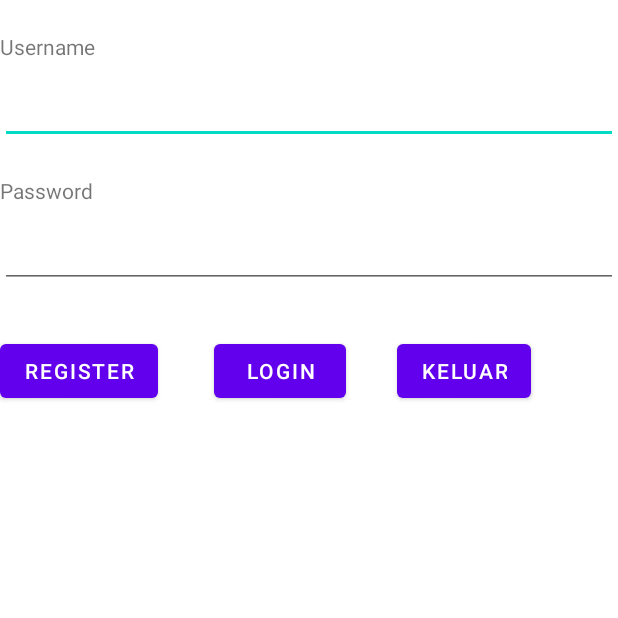
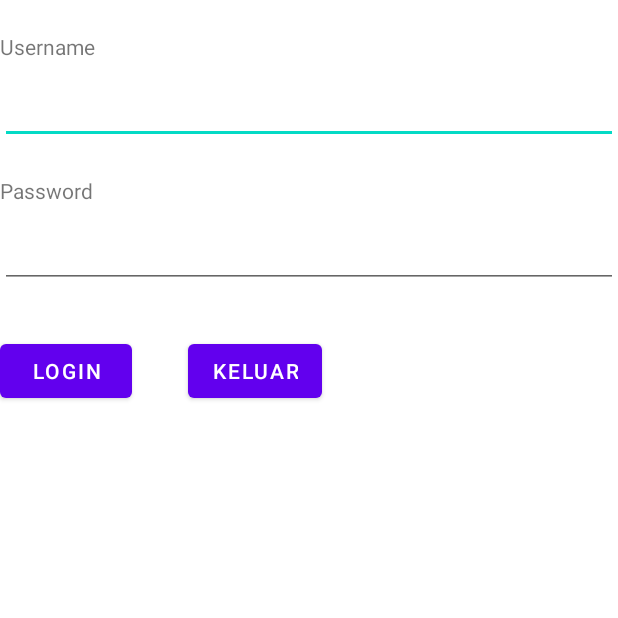
Before and after one commit to DeGreees/UAS_android, an Android app: the MainActivityLogin screen opened directly, with no data from a screen before it, on a phone screen of 412 x 824 dp, the top half of it. Run offline under Robolectric (Android 15) with nearby library versions, the phone set to English and light mode, and no system bars; our stand-ins replace Volley.

Commit message:
Hpus tombol register

```diff
--- a/app/src/main/java/com/bagusrasyidramadhaninugraha/utsa/uas_ppb1/MainActivityLogin.java
+++ b/app/src/main/java/com/bagusrasyidramadhaninugraha/utsa/uas_ppb1/MainActivityLogin.java
@@ -32,14 +32,14 @@ public class MainActivityLogin extends AppCompatActivity {
                 Context.MODE_PRIVATE);
         username = findViewById(R.id.edusername);
         password = findViewById(R.id.edpassword);
-        exit = findViewById(R.id.button3);
+        exit = findViewById(R.id.button2);
         exit.setOnClickListener(new View.OnClickListener() {
             @Override
             public void onClick(View v) {
                 finish();
             }
         });
-        login = findViewById(R.id.button2);
+        login = findViewById(R.id.button1);
         login.setOnClickListener(v -> {
             String tex_username = Objects
                     .requireNonNull(username.getText()).toString();
--- a/app/src/main/res/layout/activity_login.xml
+++ b/app/src/main/res/layout/activity_login.xml
@@ -47,7 +47,7 @@
         android:layout_below="@+id/edpassword"
         android:layout_alignLeft="@+id/edpassword"
         android:layout_marginTop="31dp"
-        android:text="Register" />
+        android:text="Login" />
 
     <Button
         android:id="@+id/button2"
@@ -58,16 +58,6 @@
         android:layout_marginLeft="37dp"
         android:layout_marginBottom="0dp"
         android:layout_toRightOf="@+id/button1"
-        android:text="Login" />
+        android:text="KELUAR" />
 
-    <Button
-        android:id="@+id/button3"
-        android:layout_width="wrap_content"
-        android:layout_height="wrap_content"
-        android:layout_alignBaseline="@+id/button2"
-        android:layout_alignBottom="@+id/button2"
-        android:layout_marginLeft="34dp"
-        android:layout_marginBottom="-1dp"
-        android:layout_toRightOf="@+id/button2"
-        android:text="Keluar" />
 </RelativeLayout>
```
